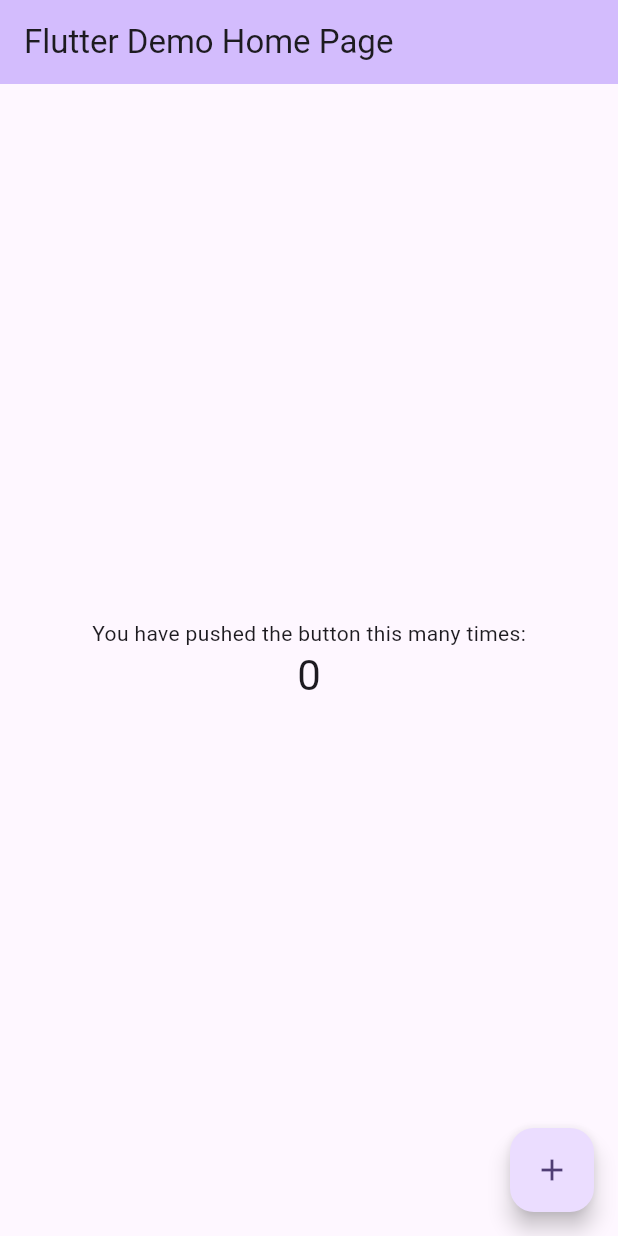
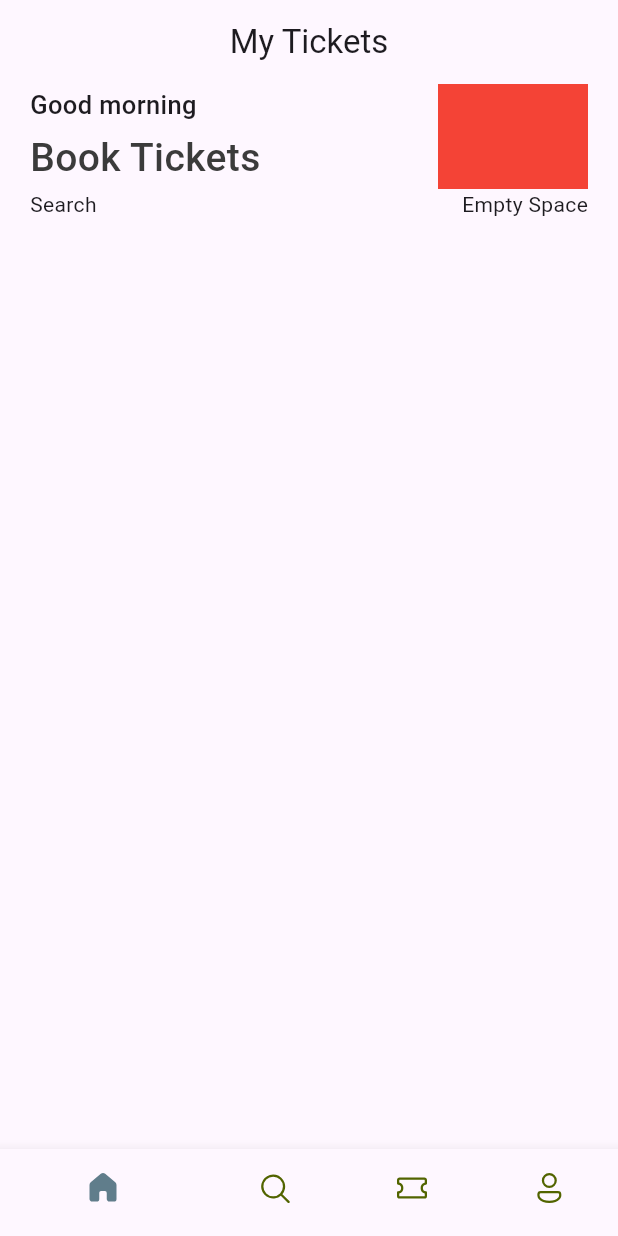
Before and after one commit to Bolutife-6978/Ticket_App, a Flutter app: the screen it shows after launch, on a phone screen of 412 x 824 dp. Run offline on Flutter 3.47's test engine with Material 3 defaults, Android fonts, the phone set to English and light mode, and no system bars; our stand-ins replace fluentui_icons.

Commit message:
Bottom Nav Bar and HeaderPage

```diff
--- /dev/null
+++ b/lib/base/bottom_nav_bar.dart
@@ -0,0 +1,62 @@
+import 'package:fluentui_icons/fluentui_icons.dart';
+import 'package:flutter/material.dart';
+import 'package:ticket_app/screens/home_screen.dart';
+
+class BottomNavBar extends StatefulWidget {
+  const BottomNavBar({super.key});
+
+  @override
+  State<BottomNavBar> createState() => _BottomNavBarState();
+}
+
+class _BottomNavBarState extends State<BottomNavBar> {
+  final appScreens = [
+    const HomeScreen(),
+    const Center(child: Text("Search")),
+    const Center(child: Text("Tickets")),
+    const Center(child: Text("Profile")),
+  ];
+
+  int _selectedIndex = 0;
+
+  void _onItemTapped(int index) {
+    setState(() {
+      _selectedIndex = index;
+    });
+
+    print("Tapped index is $_selectedIndex");
+  }
+
+  @override
+  Widget build(BuildContext context) {
+    return Scaffold(
+        appBar: AppBar(
+          title: const Center(child: Text("My Tickets")),
+        ),
+        body: appScreens[_selectedIndex],
+        bottomNavigationBar: BottomNavigationBar(
+            currentIndex: _selectedIndex,
+            onTap: _onItemTapped,
+            selectedItemColor: Colors.blueGrey,
+            unselectedItemColor: const Color(0xFF526400),
+            showSelectedLabels: false,
+            items: const [
+              BottomNavigationBarItem(
+                  icon: Icon(FluentSystemIcons.ic_fluent_home_regular),
+                  activeIcon: Icon(FluentSystemIcons.ic_fluent_home_filled),
+                  label: "Home"),
+              BottomNavigationBarItem(
+                  icon: Icon(FluentSystemIcons.ic_fluent_search_regular),
+                  activeIcon: Icon(FluentSystemIcons.ic_fluent_search_filled),
+                  label: "Search"),
+              BottomNavigationBarItem(
+                  icon: Icon(FluentSystemIcons.ic_fluent_ticket_regular),
+                  activeIcon: Icon(FluentSystemIcons.ic_fluent_ticket_filled),
+                  label: "Tickets"),
+              BottomNavigationBarItem(
+                  icon: Icon(FluentSystemIcons.ic_fluent_person_regular),
+                  activeIcon: Icon(FluentSystemIcons.ic_fluent_person_filled),
+                  label: "Profile"),
+            ]));
+  }
+}
--- /dev/null
+++ b/lib/base/res/styles/app_styles.dart
@@ -0,0 +1,14 @@
+
+
+import 'dart:ui';
+
+Color primary = const Color(0xFF687daf);
+class AppStyles{
+  static Color primaryColor = primary;
+  static Color textColor = const Color(0xFF3b3b3b);
+
+  static TextStyle headLineStyle1 = TextStyle(
+      fontSize: 26,
+      color: textColor,
+      fontWeight: FontWeight.w500);
+}
--- a/lib/main.dart
+++ b/lib/main.dart
@@ -1,125 +1,20 @@
 import 'package:flutter/material.dart';
+import 'package:ticket_app/base/bottom_nav_bar.dart';
 
 void main() {
-  runApp(const MyApp());
+ runApp(const MyApp());
 }
 
 class MyApp extends StatelessWidget {
   const MyApp({super.key});
 
-  // This widget is the root of your application.
   @override
   Widget build(BuildContext context) {
     return MaterialApp(
       title: 'Flutter Demo',
       theme: ThemeData(
-        // This is the theme of your application.
-        //
-        // TRY THIS: Try running your application with "flutter run". You'll see
-        // the application has a purple toolbar. Then, without quitting the app,
-        // try changing the seedColor in the colorScheme below to Colors.green
-        // and then invoke "hot reload" (save your changes or press the "hot
-        // reload" button in a Flutter-supported IDE, or press "r" if you used
-        // the command line to start the app).
-        //
-        // Notice that the counter didn't reset back to zero; the application
-        // state is not lost during the reload. To reset the state, use hot
-        // restart instead.
-        //
-        // This works for code too, not just values: Most code changes can be
-        // tested with just a hot reload.
         colorScheme: ColorScheme.fromSeed(seedColor: Colors.deepPurple),
         useMaterial3: true,
       ),
-      home: const MyHomePage(title: 'Flutter Demo Home Page'),
-    );
-  }
-}
-
-class MyHomePage extends StatefulWidget {
-  const MyHomePage({super.key, required this.title});
-
-  // This widget is the home page of your application. It is stateful, meaning
-  // that it has a State object (defined below) that contains fields that affect
-  // how it looks.
-
-  // This class is the configuration for the state. It holds the values (in this
-  // case the title) provided by the parent (in this case the App widget) and
-  // used by the build method of the State. Fields in a Widget subclass are
-  // always marked "final".
-
-  final String title;
-
-  @override
-  State<MyHomePage> createState() => _MyHomePageState();
-}
-
-class _MyHomePageState extends State<MyHomePage> {
-  int _counter = 0;
-
-  void _incrementCounter() {
-    setState(() {
-      // This call to setState tells the Flutter framework that something has
-      // changed in this State, which causes it to rerun the build method below
-      // so that the display can reflect the updated values. If we changed
-      // _counter without calling setState(), then the build method would not be
-      // called again, and so nothing would appear to happen.
-      _counter++;
-    });
-  }
-
-  @override
-  Widget build(BuildContext context) {
-    // This method is rerun every time setState is called, for instance as done
-    // by the _incrementCounter method above.
-    //
-    // The Flutter framework has been optimized to make rerunning build methods
-    // fast, so that you can just rebuild anything that needs updating rather
-    // than having to individually change instances of widgets.
-    return Scaffold(
-      appBar: AppBar(
-        // TRY THIS: Try changing the color here to a specific color (to
-        // Colors.amber, perhaps?) and trigger a hot reload to see the AppBar
-        // change color while the other colors stay the same.
-        backgroundColor: Theme.of(context).colorScheme.inversePrimary,
-        // Here we take the value from the MyHomePage object that was created by
-        // the App.build method, and use it to set our appbar title.
-        title: Text(widget.title),
-      ),
-      body: Center(
-        // Center is a layout widget. It takes a single child and positions it
-        // in the middle of the parent.
-        child: Column(
-          // Column is also a layout widget. It takes a list of children and
-          // arranges them vertically. By default, it sizes itself to fit its
-          // children horizontally, and tries to be as tall as its parent.
-          //
-          // Column has various properties to control how it sizes itself and
-          // how it positions its children. Here we use mainAxisAlignment to
-          // center the children vertically; the main axis here is the vertical
-          // axis because Columns are vertical (the cross axis would be
-          // horizontal).
-          //
-          // TRY THIS: Invoke "debug painting" (choose the "Toggle Debug Paint"
-          // action in the IDE, or press "p" in the console), to see the
-          // wireframe for each widget.
-          mainAxisAlignment: MainAxisAlignment.center,
-          children: <Widget>[
-            const Text(
-              'You have pushed the button this many times:',
-            ),
-            Text(
-              '$_counter',
-              style: Theme.of(context).textTheme.headlineMedium,
-            ),
-          ],
-        ),
-      ),
-      floatingActionButton: FloatingActionButton(
-        onPressed: _incrementCounter,
-        tooltip: 'Increment',
-        child: const Icon(Icons.add),
-      ), // This trailing comma makes auto-formatting nicer for build methods.
-    );
-  }
-}
+      home: const BottomNavBar(),);
+}}
--- /dev/null
+++ b/lib/screens/home_screen.dart
@@ -0,0 +1,56 @@
+import 'package:flutter/material.dart';
+
+import '../base/res/styles/app_styles.dart';
+
+class HomeScreen extends StatelessWidget {
+  const HomeScreen({super.key});
+
+  @override
+  Widget build(BuildContext context) {
+    return Scaffold(
+      body: ListView(
+        children: [
+          Container(
+            padding: const EdgeInsets.symmetric(horizontal: 20),
+            child: Column(
+              children: [
+                Row(
+                  mainAxisAlignment: MainAxisAlignment.spaceBetween,
+                  children: [
+                    Column(
+                      crossAxisAlignment: CrossAxisAlignment.start,
+                      children: [
+                        const Text(
+                          "Good morning",
+                          style: TextStyle(
+                              fontSize: 17, fontWeight: FontWeight.w500),
+                        ),
+                        const SizedBox(
+                          height: 5,
+                        ),
+                        Text("Book Tickets",
+                            style: TextStyle(
+                                fontSize: 26,
+                                color: AppStyles.textColor,
+                                fontWeight: FontWeight.w500))
+                      ],
+                    ),
+                    Container(
+                      width: 100,
+                      height: 70,
+                      color: Colors.red,
+                    )
+                  ],
+                ),
+                const Row(
+                  mainAxisAlignment: MainAxisAlignment.spaceBetween,
+                  children: [Text("Search"), Text("Empty Space")],
+                ),
+              ],
+            ),
+          )
+        ],
+      ),
+    );
+  }
+}
--- a/pubspec.yaml
+++ b/pubspec.yaml
@@ -35,6 +35,7 @@ dependencies:
   # The following adds the Cupertino Icons font to your application.
   # Use with the CupertinoIcons class for iOS style icons.
   cupertino_icons: ^1.0.8
+  fluentui_icons: ^1.0.0
 
 dev_dependencies:
   flutter_test:
```
Also changed, not shown: pubspec.lock.
